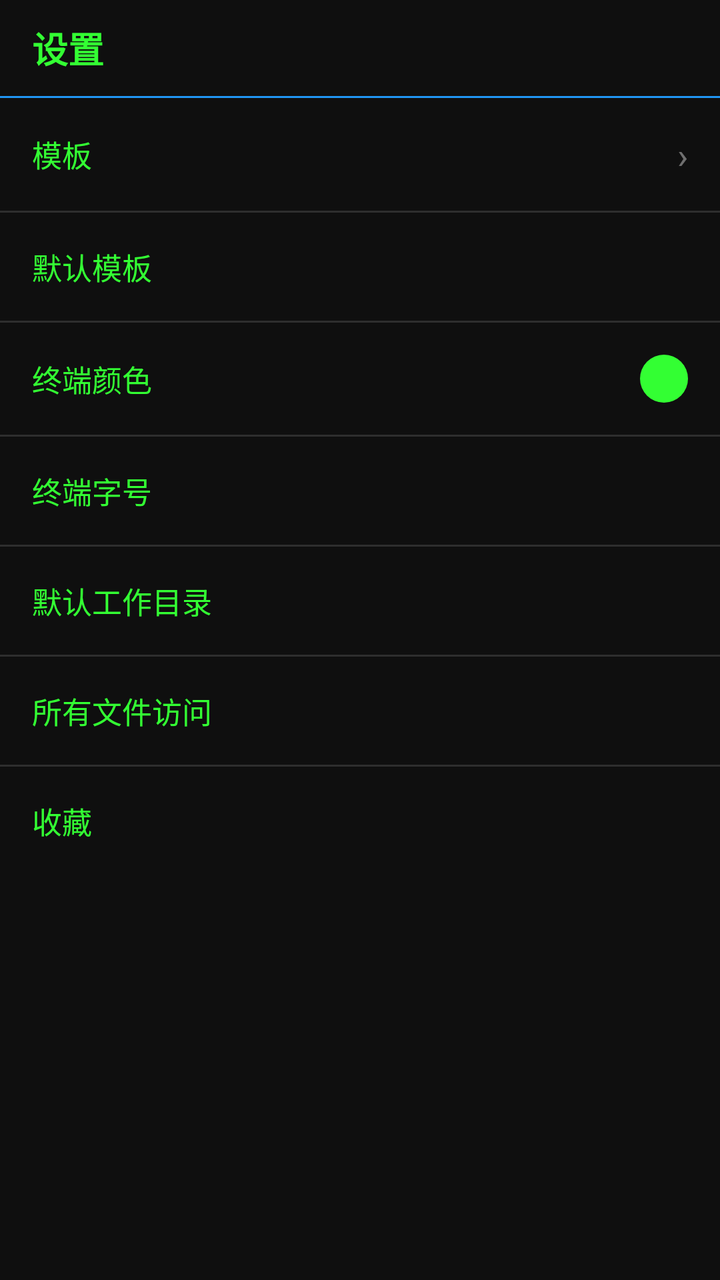
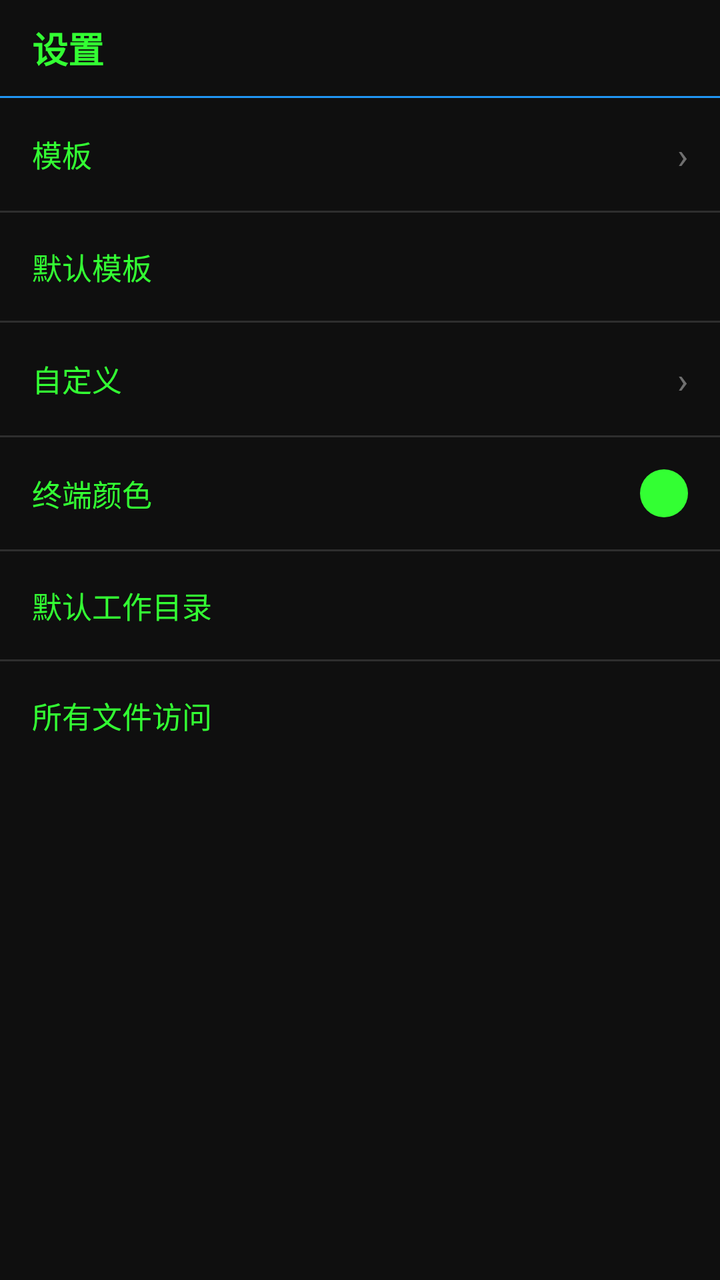

An Android layout rendered at two revisions. The XML below is the earlier revision; the diff shows what the commit changed to produce the second picture.
<!-- AndroidManifest.xml: application theme Theme.TerminusRoot -->
<!-- res/layout/activity_settings.xml -->
<?xml version="1.0" encoding="utf-8"?>
<androidx.constraintlayout.widget.ConstraintLayout xmlns:android="http://schemas.android.com/apk/res/android"
    xmlns:app="http://schemas.android.com/apk/res-auto"
    android:layout_width="match_parent"
    android:layout_height="match_parent">

    <TextView
        android:id="@+id/headerTitle"
        style="@style/TitleBar"
        android:text="@string/settings"
        app:layout_constraintStart_toStartOf="parent"
        app:layout_constraintTop_toTopOf="parent" />

    <View
        android:id="@+id/headerDivider"
        android:layout_width="match_parent"
        android:layout_height="1dp"
        android:background="@color/accent"
        app:layout_constraintTop_toBottomOf="@id/headerTitle" />

    <LinearLayout
        android:id="@+id/layoutSettings"
        android:layout_width="match_parent"
        android:layout_height="0dp"
        android:orientation="vertical"
        app:layout_constraintBottom_toBottomOf="parent"
        app:layout_constraintEnd_toEndOf="parent"
        app:layout_constraintStart_toStartOf="parent"
        app:layout_constraintTop_toBottomOf="@id/headerDivider">

        <LinearLayout
            android:id="@+id/rowTemplates"
            android:layout_width="match_parent"
            android:layout_height="wrap_content"
            android:background="?attr/selectableItemBackground"
            android:gravity="center_vertical"
            android:orientation="horizontal"
            android:padding="16dp">

            <TextView
                android:layout_width="0dp"
                android:layout_height="wrap_content"
                android:layout_weight="1"
                android:text="@string/templates"
                android:textColor="@color/terminal_text"
                android:textSize="15sp" />

            <TextView
                android:layout_width="wrap_content"
                android:layout_height="wrap_content"
                android:textColor="#66FFFFFF"
                android:textSize="18sp"
                android:text="›" />
        </LinearLayout>

        <View
            android:layout_width="match_parent"
            android:layout_height="1dp"
            android:background="#2E2E2E" />

        <LinearLayout
            android:id="@+id/rowDefaultTemplate"
            android:layout_width="match_parent"
            android:layout_height="wrap_content"
            android:background="?attr/selectableItemBackground"
            android:gravity="center_vertical"
            android:orientation="horizontal"
            android:padding="16dp">

            <TextView
                android:layout_width="0dp"
                android:layout_height="wrap_content"
                android:layout_weight="1"
                android:text="@string/default_template"
                android:textColor="@color/terminal_text"
                android:textSize="15sp" />

            <TextView
                android:id="@+id/textDefaultTemplate"
                android:layout_width="wrap_content"
                android:layout_height="wrap_content"
                android:textColor="#88FF88"
                android:textSize="13sp" />
        </LinearLayout>

        <View
            android:layout_width="match_parent"
            android:layout_height="1dp"
            android:background="#2E2E2E" />

        <LinearLayout
            android:id="@+id/rowColor"
            android:layout_width="match_parent"
            android:layout_height="wrap_content"
            android:background="?attr/selectableItemBackground"
            android:gravity="center_vertical"
            android:orientation="horizontal"
            android:padding="16dp">

            <TextView
                android:layout_width="0dp"
                android:layout_height="wrap_content"
                android:layout_weight="1"
                android:text="@string/color"
                android:textColor="@color/terminal_text"
                android:textSize="15sp" />

            <TextView
                android:id="@+id/textColorSummary"
                android:layout_width="wrap_content"
                android:layout_height="wrap_content"
                android:textColor="#88FF88"
                android:textSize="13sp" />

            <View
                android:id="@+id/viewColorSwatch"
                android:layout_width="24dp"
                android:layout_height="24dp"
                android:layout_marginStart="12dp"
                android:background="@drawable/bg_swatch" />
        </LinearLayout>

        <View
            android:layout_width="match_parent"
            android:layout_height="1dp"
            android:background="#2E2E2E" />

        <LinearLayout
            android:id="@+id/rowFontSize"
            android:layout_width="match_parent"
            android:layout_height="wrap_content"
            android:background="?attr/selectableItemBackground"
            android:gravity="center_vertical"
            android:orientation="horizontal"
            android:padding="16dp">

            <TextView
                android:layout_width="0dp"
                android:layout_height="wrap_content"
                android:layout_weight="1"
                android:text="@string/font_size"
                android:textColor="@color/terminal_text"
                android:textSize="15sp" />

            <TextView
                android:id="@+id/textFontSize"
                android:layout_width="wrap_content"
                android:layout_height="wrap_content"
                android:textColor="#88FF88"
                android:textSize="13sp" />
        </LinearLayout>

        <View
            android:layout_width="match_parent"
            android:layout_height="1dp"
            android:background="#2E2E2E" />

        <LinearLayout
            android:id="@+id/rowDefaultPwd"
            android:layout_width="match_parent"
            android:layout_height="wrap_content"
            android:background="?attr/selectableItemBackground"
            android:gravity="center_vertical"
            android:orientation="horizontal"
            android:padding="16dp">

            <TextView
                android:layout_width="0dp"
                android:layout_height="wrap_content"
                android:layout_weight="1"
                android:text="@string/default_pwd"
                android:textColor="@color/terminal_text"
                android:textSize="15sp" />

            <TextView
                android:id="@+id/textDefaultPwd"
                android:layout_width="wrap_content"
                android:layout_height="wrap_content"
                android:maxWidth="220dp"
                android:singleLine="true"
                android:ellipsize="start"
                android:textColor="#88FF88"
                android:textSize="13sp" />
        </LinearLayout>

        <View
            android:layout_width="match_parent"
            android:layout_height="1dp"
            android:background="#2E2E2E" />

        <LinearLayout
            android:id="@+id/rowAllFiles"
            android:layout_width="match_parent"
            android:layout_height="wrap_content"
            android:background="?attr/selectableItemBackground"
            android:gravity="center_vertical"
            android:orientation="horizontal"
            android:padding="16dp">

            <TextView
                android:layout_width="0dp"
                android:layout_height="wrap_content"
                android:layout_weight="1"
                android:text="@string/all_files_access"
                android:textColor="@color/terminal_text"
                android:textSize="15sp" />

            <TextView
                android:id="@+id/textAllFiles"
                android:layout_width="wrap_content"
                android:layout_height="wrap_content"
                android:textColor="#88FF88"
                android:textSize="13sp" />
        </LinearLayout>

        <View
            android:layout_width="match_parent"
            android:layout_height="1dp"
            android:background="#2E2E2E" />

        <LinearLayout
            android:id="@+id/rowQuick"
            android:layout_width="match_parent"
            android:layout_height="wrap_content"
            android:background="?attr/selectableItemBackground"
            android:gravity="center_vertical"
            android:orientation="horizontal"
            android:padding="16dp">

            <TextView
                android:layout_width="0dp"
                android:layout_height="wrap_content"
                android:layout_weight="1"
                android:text="@string/quick_collection"
                android:textColor="@color/terminal_text"
                android:textSize="15sp" />

            <TextView
                android:id="@+id/textQuickCount"
                android:layout_width="wrap_content"
                android:layout_height="wrap_content"
                android:textColor="#88FF88"
                android:textSize="13sp" />
        </LinearLayout>
    </LinearLayout>
</androidx.constraintlayout.widget.ConstraintLayout>
<!-- resources referenced by this layout -->
<resources>
  <color name="accent">#FF2196F3</color>
  <color name="terminal_text">#FF33FF33</color>
  <!-- drawable bg_swatch (drawable) -->
  <?xml version="1.0" encoding="utf-8"?>
  <shape xmlns:android="http://schemas.android.com/apk/res/android"
      android:shape="oval">
      <solid android:color="#FF33FF33" />
  </shape>
  <string name="all_files_access">所有文件访问</string>
  <string name="color">终端颜色</string>
  <string name="default_pwd">默认工作目录</string>
  <string name="default_template">默认模板</string>
  <string name="font_size">终端字号</string>
  <string name="quick_collection">收藏</string>
  <string name="settings">设置</string>
  <string name="templates">模板</string>
  <style name="TitleBar">
          <item name="android:layout_width">match_parent</item>
          <item name="android:layout_height">48dp</item>
          <item name="android:background">@color/terminal_bg</item>
          <item name="android:gravity">center_vertical</item>
          <item name="android:paddingStart">16dp</item>
          <item name="android:paddingEnd">16dp</item>
          <item name="android:textColor">@color/terminal_text</item>
          <item name="android:textSize">18sp</item>
          <item name="android:textStyle">bold</item>
      </style>
  <style name="Theme.TerminusRoot" parent="Theme.MaterialComponents.DayNight.NoActionBar">
          <item name="colorPrimary">@color/terminal_bg</item>
          <item name="colorPrimaryVariant">@color/black</item>
          <item name="colorOnPrimary">@color/terminal_text</item>
          <item name="colorSecondary">@color/accent</item>
          <item name="colorOnSecondary">@color/white</item>
          <item name="android:windowBackground">@color/terminal_bg</item>
          <item name="android:textColor">@color/terminal_text</item>
      </style>
  <color name="terminal_bg">#FF0F0F0F</color>
  <color name="black">#FF000000</color>
  <color name="white">#FFFFFFFF</color>
</resources>

<!-- the commit's change to res/layout/activity_settings.xml (unified diff, before → after) -->
@@ -89,6 +89,36 @@
             android:background="#2E2E2E" />
 
         <LinearLayout
+            android:id="@+id/rowCustomize"
+            android:layout_width="match_parent"
+            android:layout_height="wrap_content"
+            android:background="?attr/selectableItemBackground"
+            android:gravity="center_vertical"
+            android:orientation="horizontal"
+            android:padding="16dp">
+
+            <TextView
+                android:layout_width="0dp"
+                android:layout_height="wrap_content"
+                android:layout_weight="1"
+                android:text="@string/customize"
+                android:textColor="@color/terminal_text"
+                android:textSize="15sp" />
+
+            <TextView
+                android:layout_width="wrap_content"
+                android:layout_height="wrap_content"
+                android:textColor="#66FFFFFF"
+                android:textSize="18sp"
+                android:text="›" />
+        </LinearLayout>
+
+        <View
+            android:layout_width="match_parent"
+            android:layout_height="1dp"
+            android:background="#2E2E2E" />
+
+        <LinearLayout
             android:id="@+id/rowColor"
             android:layout_width="match_parent"
             android:layout_height="wrap_content"
@@ -126,36 +156,6 @@
             android:background="#2E2E2E" />
 
         <LinearLayout
-            android:id="@+id/rowFontSize"
-            android:layout_width="match_parent"
-            android:layout_height="wrap_content"
-            android:background="?attr/selectableItemBackground"
-            android:gravity="center_vertical"
-            android:orientation="horizontal"
-            android:padding="16dp">
-
-            <TextView
-                android:layout_width="0dp"
-                android:layout_height="wrap_content"
-                android:layout_weight="1"
-                android:text="@string/font_size"
-                android:textColor="@color/terminal_text"
-                android:textSize="15sp" />
-
-            <TextView
-                android:id="@+id/textFontSize"
-                android:layout_width="wrap_content"
-                android:layout_height="wrap_content"
-                android:textColor="#88FF88"
-                android:textSize="13sp" />
-        </LinearLayout>
-
-        <View
-            android:layout_width="match_parent"
-            android:layout_height="1dp"
-            android:background="#2E2E2E" />
-
-        <LinearLayout
             android:id="@+id/rowDefaultPwd"
             android:layout_width="match_parent"
             android:layout_height="wrap_content"
@@ -212,35 +212,5 @@
                 android:textColor="#88FF88"
                 android:textSize="13sp" />
         </LinearLayout>
-
-        <View
-            android:layout_width="match_parent"
-            android:layout_height="1dp"
-            android:background="#2E2E2E" />
-
-        <LinearLayout
-            android:id="@+id/rowQuick"
-            android:layout_width="match_parent"
-            android:layout_height="wrap_content"
-            android:background="?attr/selectableItemBackground"
-            android:gravity="center_vertical"
-            android:orientation="horizontal"
-            android:padding="16dp">
-
-            <TextView
-                android:layout_width="0dp"
-                android:layout_height="wrap_content"
-                android:layout_weight="1"
-                android:text="@string/quick_collection"
-                android:textColor="@color/terminal_text"
-                android:textSize="15sp" />
-
-            <TextView
-                android:id="@+id/textQuickCount"
-                android:layout_width="wrap_content"
-                android:layout_height="wrap_content"
-                android:textColor="#88FF88"
-                android:textSize="13sp" />
-        </LinearLayout>
     </LinearLayout>
 </androidx.constraintlayout.widget.ConstraintLayout>
<!-- resource entries referenced after the edit -->
@@ -10,10 +10,9 @@
   </shape>
   <string name="all_files_access">所有文件访问</string>
   <string name="color">终端颜色</string>
+  <string name="customize">自定义</string>
   <string name="default_pwd">默认工作目录</string>
   <string name="default_template">默认模板</string>
-  <string name="font_size">终端字号</string>
-  <string name="quick_collection">收藏</string>
   <string name="settings">设置</string>
   <string name="templates">模板</string>
   <style name="TitleBar">
